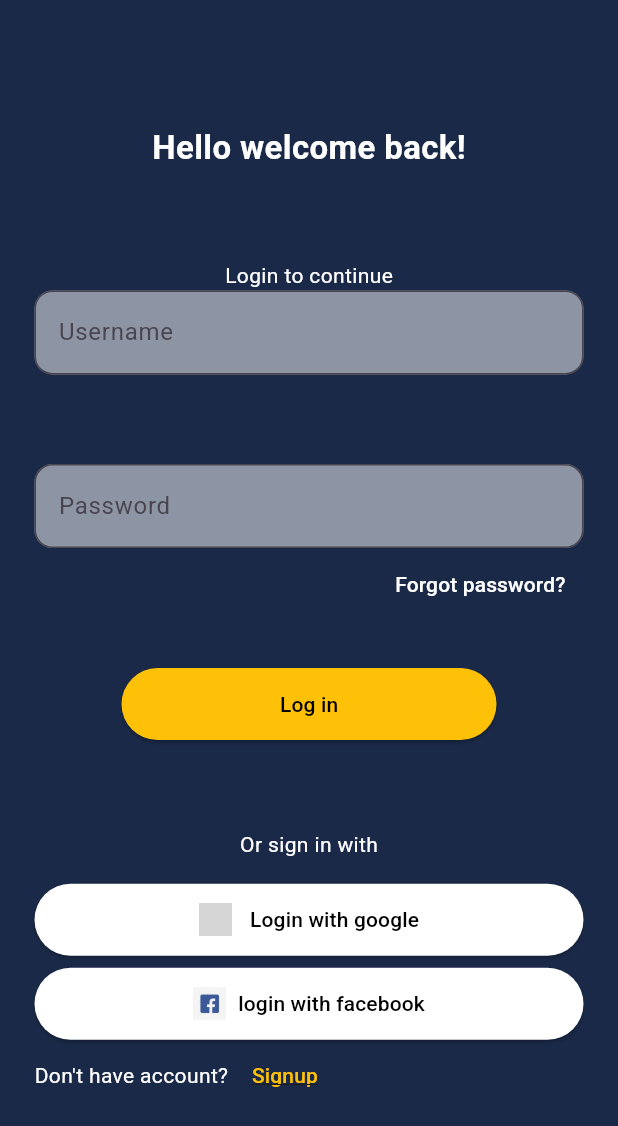
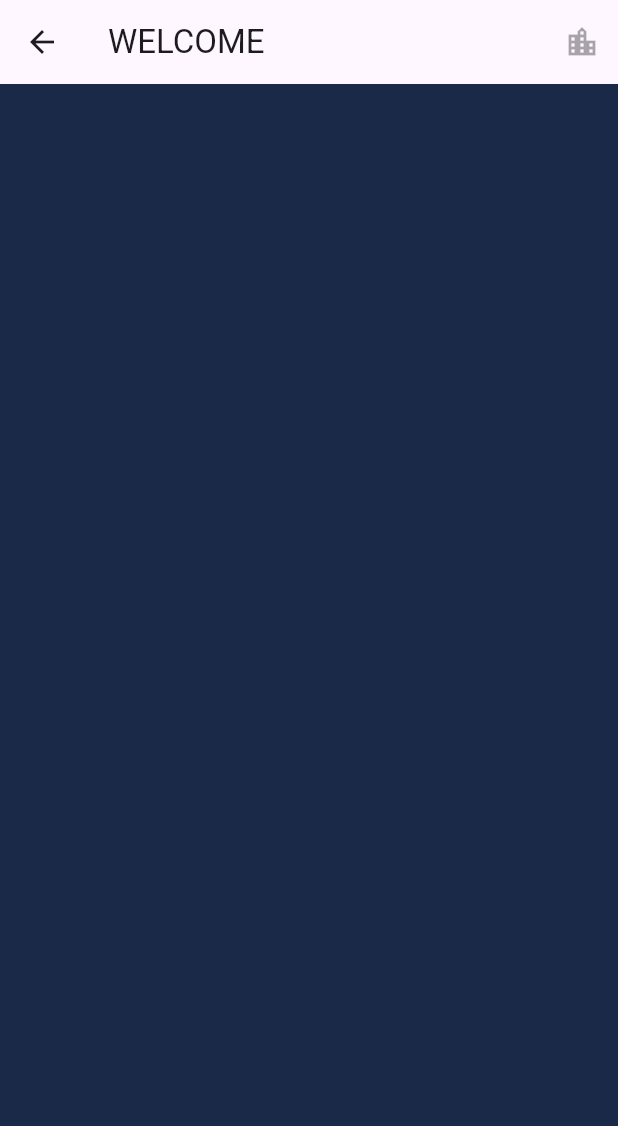
Before and after one commit to zeeelord/DATEY, a Flutter app: the screen it shows after launch, after a tap on "Log in", on a phone screen of 412 x 824 dp. Shown: the top 1126 px of the screen. Run offline on Flutter 3.47's test engine with Material 3 defaults, Android fonts, the phone set to English and light mode, and no system bars; grey boxes are pictures that could not be loaded.

Commit message:
getting directories restructored

```diff
--- a/flutter_test_application/lib/login_page.dart
+++ /dev/null
@@ -1,156 +0,0 @@
-import 'package:flutter/material.dart';
-
-class loginPage extends StatelessWidget {
-  const loginPage({super.key});
-
-  @override
-  Widget build(BuildContext context) {
-    return Scaffold(
-      // appBar: AppBar(),
-      // floatingActionButton: FloatingActionButton(onPressed: null),
-
-      // drawer: Container(height: 500, width: 400, color: Colors.white),
-      body: Padding(
-        padding: const EdgeInsets.all(23),
-        child: Column(
-          children: [
-            Spacer(),
-            Text(
-              "Hello welcome back!",
-              style: TextStyle(
-                color: Colors.white,
-                fontSize: 22,
-                fontWeight: FontWeight.bold,
-                fontFamily: 'Roboto',
-              ),
-            ),
-            Spacer(),
-            Text('Login to continue', style: TextStyle(color: Colors.white)),
-            TextField(
-              decoration: InputDecoration(
-                hintText: 'Username',
-                // border: InputBorder.none,
-                border: OutlineInputBorder(
-                  borderRadius: BorderRadius.all(Radius.circular(12)),
-                ),
-                filled: true,
-                fillColor: Colors.white.withOpacity(0.5),
-              ),
-            ),
-            Spacer(),
-            TextField(
-              decoration: InputDecoration(
-                hintText: 'Password',
-                filled: true,
-                fillColor: Colors.white.withOpacity(0.5),
-                border: OutlineInputBorder(
-                  borderRadius: BorderRadius.all(Radius.circular(12)),
-                ),
-              ),
-            ),
-            Align(
-              alignment: Alignment.centerRight,
-              child: TextButton(
-                onPressed: () {
-                  print("Forgot is Clicked");
-                },
-                style: TextButton.styleFrom(foregroundColor: Colors.white),
-                child: Text('Forgot password?'),
-              ),
-            ),
-            SizedBox(height: 32),
-            SizedBox(
-              width: 250,
-              height: 48,
-              child: ElevatedButton(
-                onPressed: () {
-                  print("login is clicked");
-                },
-                child: Text('Log in'),
-                style: TextButton.styleFrom(
-                  backgroundColor: Colors.amber,
-                  foregroundColor: Colors.black,
-                ),
-              ),
-            ),
-            Spacer(),
-            Text('Or sign in with', style: TextStyle(color: Colors.white)),
-            SizedBox(height: 16),
-            // google button
-            SizedBox(
-              height: 48,
-              child: ElevatedButton(
-                onPressed: () {
-                  print(" google  is clicked");
-                },
-                style: ElevatedButton.styleFrom(
-                  backgroundColor: Colors.white,
-                  foregroundColor: Colors.black,
-                  shape: RoundedRectangleBorder(
-                    borderRadius: BorderRadius.all(Radius.circular(50)),
-                  ),
-                ),
-                child: Row(
-                  mainAxisAlignment: MainAxisAlignment.center,
-                  children: [
-                    Image.asset(
-                      'assets/images/Google_icon.jpg',
-                      height: 22,
-                      width: 22,
-                    ),
-                    SizedBox(width: 12),
-                    Text('Login with google'),
-                  ],
-                ),
-              ),
-            ),
-            SizedBox(height: 8),
-            // facebook button
-            SizedBox(
-              height: 48,
-              child: ElevatedButton(
-                onPressed: () {},
-                style: ElevatedButton.styleFrom(
-                  backgroundColor: Colors.white,
-                  foregroundColor: Colors.black,
-                  shape: RoundedRectangleBorder(
-                    borderRadius: BorderRadius.all(Radius.circular(50)),
-                  ),
-                ),
-                child: Row(
-                  mainAxisAlignment: MainAxisAlignment.center,
-                  children: [
-                    Image.asset(
-                      "assets/images/facebook_icon.jpg",
-                      width: 22,
-                      height: 22,
-                    ),
-                    SizedBox(width: 8),
-                    Text('login with facebook'),
-                  ],
-                ),
-              ),
-            ),
-            Row(
-              children: [
-                Text(
-                  "Don't have account? ",
-                  style: TextStyle(color: Colors.white),
-                ),
-                TextButton(
-                  onPressed: () {},
-                  style: TextButton.styleFrom(foregroundColor: Colors.amber),
-                  child: Text(
-                    'Signup',
-                    style: TextStyle(decoration: TextDecoration.underline),
-                  ),
-                ),
-              ],
-            ),
-            Spacer(),
-          ],
-        ),
-      ),
-    );
-  }
-}
--- a/flutter_test_application/lib/main.dart
+++ b/flutter_test_application/lib/main.dart
@@ -1,5 +1,6 @@
 import 'package:flutter/material.dart';
-import 'package:flutter_test_application/login_page.dart';
+import 'package:flutter_test_application/pages/home_page.dart';
+import 'package:flutter_test_application/pages/login_page.dart';
 import 'package:flutter_test_application/styles/app_colors.dart';
 // import 'package:flutter_test_application/login_page.dart';
 
@@ -17,7 +18,12 @@ class MyApp extends StatelessWidget {
         scaffoldBackgroundColor: AppColors.background,
       ),
       debugShowCheckedModeBanner: false,
-      home: loginPage(),
+      // home: loginPage(),
+      initialRoute: '/',
+      routes:{
+        '/': (context)=> loginPage(),
+       '/home': (context)=> Homepage()
+      }
     );
   }
 }
--- /dev/null
+++ b/flutter_test_application/lib/pages/home_page.dart
@@ -0,0 +1,24 @@
+import 'package:flutter/material.dart';
+
+class Homepage extends StatefulWidget {
+  const Homepage({super.key});
+
+  @override
+  State<Homepage> createState() => _HomepageState();
+}
+
+class _HomepageState extends State<Homepage> {
+  @override
+  Widget build(BuildContext context) {
+    return Scaffold(
+      appBar: AppBar(
+        title: Text("WELCOME"),
+        // backgroundColor: ,
+        actions: [
+          IconButton(onPressed: null, icon: Icon(Icons.location_city))
+        ],
+      ),
+      body: Container()
+    );
+  }
+}
--- /dev/null
+++ b/flutter_test_application/lib/pages/login_page.dart
@@ -0,0 +1,173 @@
+import 'package:flutter/material.dart';
+
+class loginPage extends StatelessWidget {
+  const loginPage({super.key});
+
+  @override
+  Widget build(BuildContext context) {
+    return Scaffold(
+      // appBar: AppBar(),
+      // floatingActionButton: FloatingActionButton(onPressed: null),
+
+      // drawer: Container(height: 500, width: 400, color: Colors.white),
+      // resizeToAvoidBottomInset: false,
+
+      body: SingleChildScrollView(
+        child: SizedBox(
+          height: MediaQuery.of(context).size.height,
+          child: Padding(
+            padding:  EdgeInsets.all(24),
+            child: Column(
+              children: [
+                SizedBox(height: 48 ),
+                Text(
+                  "Hello welcome back!",
+                  style: TextStyle(
+                    color: Colors.white,
+                    fontSize: 22,
+                    fontWeight: FontWeight.bold,
+                    fontFamily: 'Roboto',
+                  ),
+                ),
+                SizedBox(height: 16),
+                // login to continue sections
+                Text('Login to continue', style: TextStyle(color: Colors.white)),
+                Spacer(),
+                TextField(
+                  decoration: InputDecoration(
+                    hintText: 'Username',
+                    // border: InputBorder.none,
+                    border: OutlineInputBorder(
+                      borderRadius: BorderRadius.all(Radius.circular(12)),
+                    ),
+                    filled: true,
+                    fillColor: Colors.white.withOpacity(0.5),
+                  ),
+                ),
+                SizedBox(
+                  height: 30
+                ),
+                TextField(
+                  decoration: InputDecoration(
+                    hintText: 'Password',
+                    filled: true,
+                    fillColor: Colors.white.withOpacity(0.5),
+                    border: OutlineInputBorder(
+                      borderRadius: BorderRadius.all(Radius.circular(12)),
+                    ),
+                  ),
+                ),
+                // forgot password center
+                Align(
+                  alignment: Alignment.centerRight,
+                  child: TextButton(
+                    onPressed: () {
+                      print("Forgot is Clicked");
+                    },
+                    style: TextButton.styleFrom(foregroundColor: Colors.white),
+                    child: Text('Forgot password?'),
+                  ),
+                ),
+                SizedBox(height: 32),
+                // login sections
+                SizedBox(
+                  height: 48,
+                  width: double.infinity,
+                  child: ElevatedButton(
+                    onPressed: () {
+                     Navigator.of(context).pushNamed('/home');
+
+                    },
+                    style: TextButton.styleFrom(
+                      backgroundColor: Colors.amber,
+                      foregroundColor: Colors.black,
+                    ),
+                    child: Text('Log in'),
+                  ),
+                ),
+                Spacer(),
+                // sigining in with social medias
+                Text('Or sign in with', style: TextStyle(color: Colors.white)),
+                SizedBox(height: 16),
+                // google button
+                SizedBox(
+                  height: 48,
+                  child: ElevatedButton(
+                    onPressed: () {
+                      print(" google  is clicked");
+                    },
+                    style: ElevatedButton.styleFrom(
+                      backgroundColor: Colors.white,
+                      foregroundColor: Colors.black,
+                      shape: RoundedRectangleBorder(
+                        borderRadius: BorderRadius.all(Radius.circular(50)),
+                      ),
+                    ),
+                    child: Row(
+                      mainAxisAlignment: MainAxisAlignment.center,
+                      children: [
+                        Image.asset(
+                          'assets/images/Google_icon.jpg',
+                          height: 22,
+                          width: 22,
+                        ),
+                        SizedBox(width: 12),
+                        Text('Login with google'),
+                      ],
+                    ),
+                  ),
+                ),
+                SizedBox(height: 8),
+                // facebook button
+                SizedBox(
+                  height: 48,
+                  child: ElevatedButton(
+                    onPressed: () {},
+                    style: ElevatedButton.styleFrom(
+                      backgroundColor: Colors.white,
+                      foregroundColor: Colors.black,
+                      shape: RoundedRectangleBorder(
+                        borderRadius: BorderRadius.all(Radius.circular(50)),
+                      ),
+                    ),
+                    child: Row(
+                      mainAxisAlignment: MainAxisAlignment.center,
+                      children: [
+                        Image.asset(
+                          "assets/images/facebook_icon.jpg",
+                          width: 22,
+                          height: 22,
+                        ),
+                        SizedBox(width: 8),
+                        Text('login with facebook'),
+                      ],
+                    ),
+                  ),
+                ),
+                Row(
+                  children: [
+                    Text(
+                      "Don't have account? ",
+                      style: TextStyle(color: Colors.white),
+                    ),
+                    TextButton(
+                      onPressed: () {},
+                      style: TextButton.styleFrom(foregroundColor: Colors.amber),
+                      child: Text(
+                        'Signup',
+                        style: TextStyle(decoration: TextDecoration.underline),
+                      ),
+                    ),
+                  ],
+                ),
+
+                Spacer()
+
+              ],
+            ),
+          ),
+        ),
+      ),
+    );
+  }
+}
```
